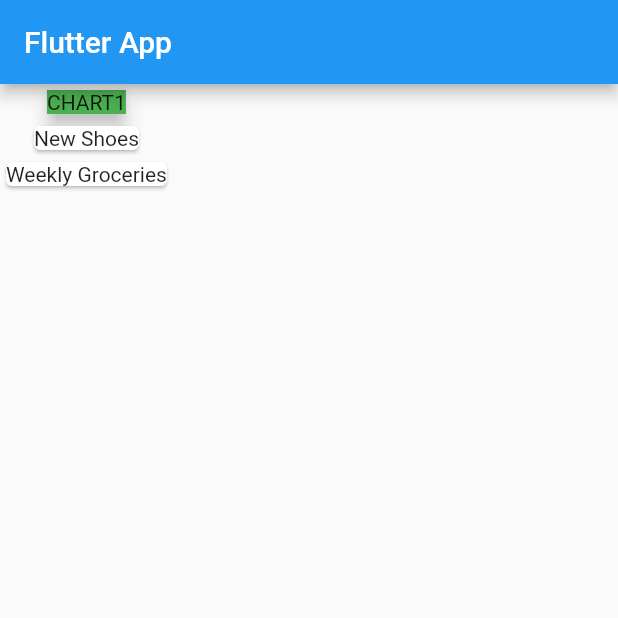
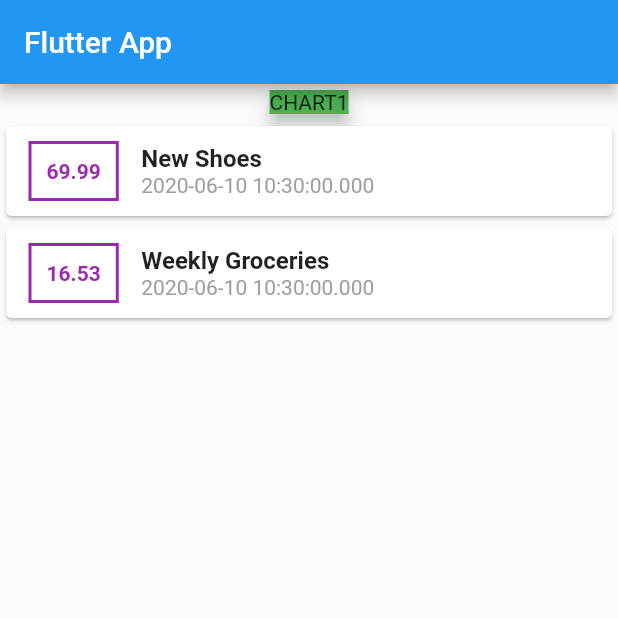
Before and after one commit to memory852/planner, a Flutter app: the screen it shows after launch, on a phone screen of 412 x 824 dp, the top half of it. Run offline on Flutter 3.47's test engine with Material 2 defaults, Android fonts, the phone set to English and light mode, and no system bars; statements that could not run were skipped.

Commit message:
lesson78

```diff
--- a/lib/main.dart
+++ b/lib/main.dart
@@ -42,14 +42,56 @@ class MyHomePage extends StatelessWidget {
         crossAxisAlignment: CrossAxisAlignment.center,
         children: <Widget>[
           Card(
-            child: Container(
-                color: Colors.green,
-                child: Text("CHART1")),
+            child: Container(color: Colors.green, child: Text("CHART1")),
             elevation: 5,
           ),
           Column(
-            children: transactions.map((tx){
-              return Card(child: Text(tx.title),);
+            children: transactions.map((tx) {
+              return Card(
+                child: Row(
+                  children: <Widget>[
+                    Container(
+                      padding: EdgeInsets.all(10),
+                      margin: EdgeInsets.symmetric(
+                        vertical: 10,
+                        horizontal: 15,
+                      ),
+                      decoration: BoxDecoration(
+                        border: Border.all(
+                          color: Colors.purple,
+                          width: 2,
+                        ),
+                        boxShadow:
+                      ),
+                      child: Text(
+                        tx.amount.toString(),
+                        style: TextStyle(
+                          fontWeight: FontWeight.bold,
+                          color: Colors.purple,
+                        ),
+                      ),
+                    ),
+                    Column(
+                      crossAxisAlignment: CrossAxisAlignment.start,
+                      children: <Widget>[
+                        Text(
+                          tx.title,
+                          style: TextStyle(
+                            fontSize: 16,
+                            fontWeight: FontWeight.bold,
+                          ),
+                        ),
+                        Text(
+                          tx.date.toString(),
+                          style: TextStyle(
+                            color: Colors.grey,
+                          ),
+                        ),
+                      ],
+                    )
+                  ],
+                ),
+              );
             }).toList(),
           )
         ],
```
